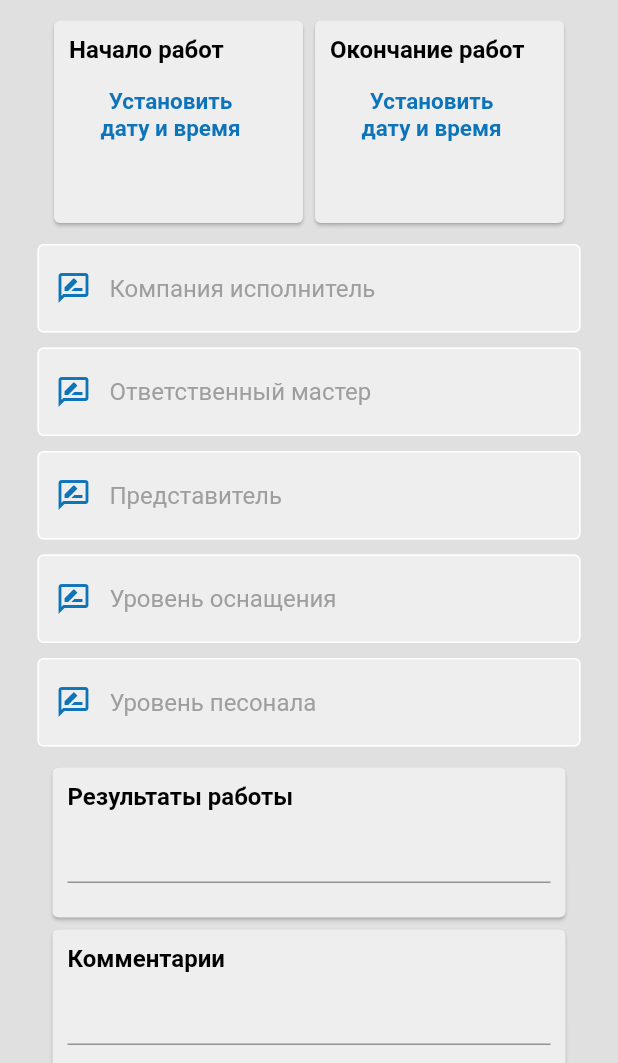
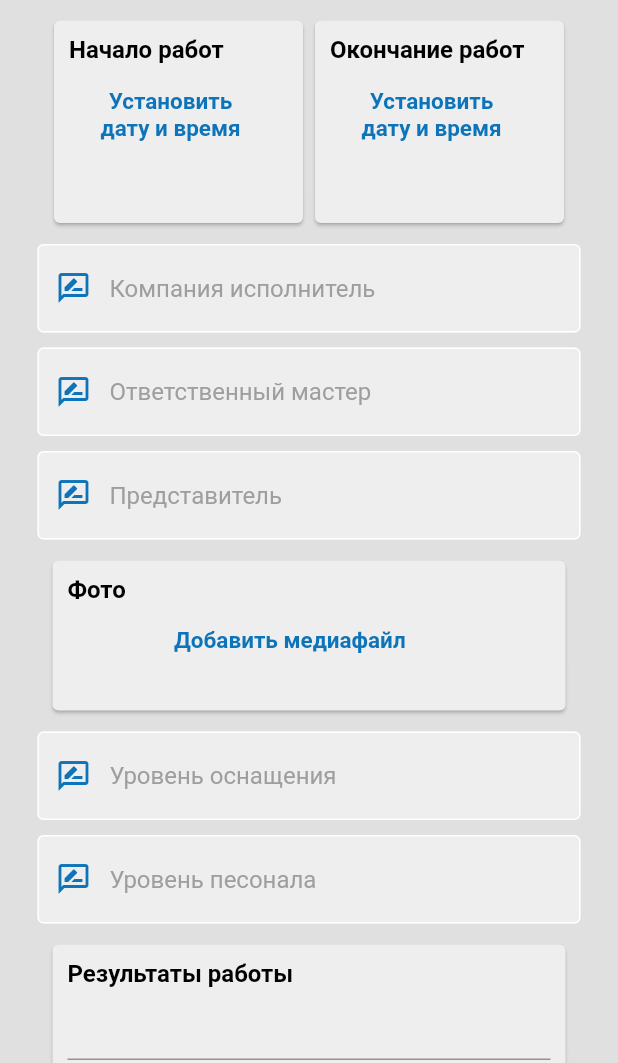
Before and after one commit to m00nlight1/PlannerETP, a Flutter app: the AddTaskScreen screen opened directly, on a phone screen of 412 x 824 dp, the part 173-1236 px from its top. Run offline on Flutter 3.47's test engine with Material 2 defaults, Android fonts, the phone set to English and light mode, and no system bars; our stand-ins replace dio, email_validator, flutter_bloc, flutter_svg, freezed_annotation, get_it and 4 more; network calls fail; project files that could hold a hidden picture were left out.

Commit message:
Adding a media download function

```diff
--- a/lib/app/data/dio_app_api.dart
+++ b/lib/app/data/dio_app_api.dart
@@ -110,6 +110,7 @@ class DioAppApi implements AppApi {
       "content": args["content"],
       "startOfWork": args["startOfWork"],
       "endOfWork": args["endOfWork"],
+      "imageUrl": args["imageUrl"],
       "contractorCompany": args["contractorCompany"],
       "responsibleMaster": args["responsibleMaster"],
       "representative": args["representative"],
@@ -137,6 +138,7 @@ class DioAppApi implements AppApi {
       "content": args["content"],
       "startOfWork": args["startOfWork"],
       "endOfWork": args["endOfWork"],
+      "imageUrl": args["imageUrl"],
       "contractorCompany": args["contractorCompany"],
       "responsibleMaster": args["responsibleMaster"],
       "representative": args["representative"],
--- a/lib/feature/tasks/domain/task/task_entity.dart
+++ b/lib/feature/tasks/domain/task/task_entity.dart
@@ -17,6 +17,7 @@ class TaskEntity with _$TaskEntity {
     required DateTime createdAt,
     DateTime? startOfWork,
     DateTime? endOfWork,
+    String? imageUrl,
     String? contractorCompany,
     String? responsibleMaster,
     String? representative,
--- a/lib/feature/tasks/presentation/add_task_screen.dart
+++ b/lib/feature/tasks/presentation/add_task_screen.dart
@@ -1,5 +1,8 @@
+import 'dart:io';
+
 import 'package:flutter/material.dart';
 import 'package:flutter_bloc/flutter_bloc.dart';
+import 'package:image_picker/image_picker.dart';
 import 'package:intl/intl.dart';
 import 'package:planner_etp/app/presentation/components/AuthTextField.dart';
 import 'package:planner_etp/feature/tasks/domain/state/task_cubit.dart';
@@ -30,6 +33,21 @@ class _AddTaskScreenState extends State<AddTaskScreen> {
   final resultsOfTheWorkController = TextEditingController();
   final commentsController = TextEditingController();
   final GlobalKey<FormState> formKey = GlobalKey();
+
+  File? imageFile;
+
+  void _getImgFromGallery() async {
+    PickedFile? pickedFile = await ImagePicker().getImage(
+      source: ImageSource.gallery,
+      maxWidth: 320,
+      maxHeight: 320,
+    );
+    if (pickedFile != null) {
+      setState(() {
+        imageFile = File(pickedFile.path);
+      });
+    }
+  }
 
   // Select for Date
   Future<DateTime> _selectDate(BuildContext context) async {
@@ -125,6 +143,7 @@ class _AddTaskScreenState extends State<AddTaskScreen> {
                 "content": commentsController.text,
                 "startOfWork": startWorkDateTime.toString(),
                 "endOfWork": endWorkDateTime.toString(),
+                "imageUrl": imageFile.toString(),
                 "contractorCompany": companyController.text,
                 "responsibleMaster": masterController.text,
                 "representative": representativeController.text,
@@ -269,8 +288,7 @@ class _AddTaskScreenState extends State<AddTaskScreen> {
                     prefixIcon: const Icon(Icons.rate_review_outlined,
                         color: Color(0xFF0d74ba)),
                     controller: companyController,
-                    validator: (company) =>
-                    company != null
+                    validator: (company) => company != null
                         ? 'Укажите компанию исполнителя'
                         : null),
                 const SizedBox(height: 10),
@@ -281,8 +299,7 @@ class _AddTaskScreenState extends State<AddTaskScreen> {
                     prefixIcon: const Icon(Icons.rate_review_outlined,
                         color: Color(0xFF0d74ba)),
                     controller: masterController,
-                    validator: (master) =>
-                    master != null
+                    validator: (master) => master != null
                         ? 'Укажите ответственного мастера'
                         : null),
                 const SizedBox(height: 10),
@@ -293,10 +310,76 @@ class _AddTaskScreenState extends State<AddTaskScreen> {
                     prefixIcon: const Icon(Icons.rate_review_outlined,
                         color: Color(0xFF0d74ba)),
                     controller: representativeController,
-                    validator: (representative) =>
-                    representative != null
+                    validator: (representative) => representative != null
                         ? 'Укажите представителя'
                         : null),
+                const SizedBox(height: 10),
+                //images
+                Card(
+                  color: Colors.grey.shade200,
+                  child: imageFile == null
+                      ? SizedBox(
+                          width: 342,
+                          height: 100,
+                          child: Padding(
+                            padding: const EdgeInsets.all(10.0),
+                            child: Column(
+                              crossAxisAlignment: CrossAxisAlignment.start,
+                              children: [
+                                Text('Фото',
+                                    style: theme.textTheme.headlineSmall),
+                                MaterialButton(
+                                  onPressed: () {
+                                    _getImgFromGallery();
+                                  },
+                                  child: Padding(
+                                    padding: const EdgeInsets.symmetric(
+                                        horizontal: 55.0),
+                                    child: Text(
+                                      'Добавить медиафайл',
+                                      style: theme.textTheme.labelMedium,
+                                    ),
+                                  ),
+                                ),
+                              ],
+                            ),
+                          ),
+                        )
+                      : SizedBox(
+                          width: 342,
+                          height: 320,
+                          child: Padding(
+                            padding: const EdgeInsets.all(10.0),
+                            child: Column(
+                              crossAxisAlignment: CrossAxisAlignment.start,
+                              children: [
+                                Text('Фото',
+                                    style: theme.textTheme.headlineSmall),
+                                const SizedBox(height: 10),
+                                Image.file(
+                                  imageFile!,
+                                  fit: BoxFit.cover,
+                                ),
+                                const SizedBox(height: 10),
+                                MaterialButton(
+                                  onPressed: () {
+                                    _getImgFromGallery();
+                                  },
+                                  child: Padding(
+                                    padding: const EdgeInsets.symmetric(
+                                        horizontal: 75.0),
+                                    child: Text(
+                                      'Выбрать другой медиафайл',
+                                      style: theme.textTheme.labelMedium,
+                                      textAlign: TextAlign.center,
+                                    ),
+                                  ),
+                                ),
+                              ],
+                            ),
+                          ),
+                        ),
+                ),
                 const SizedBox(height: 10),
                 //equipment level
                 AuthTextField(
@@ -305,8 +388,7 @@ class _AddTaskScreenState extends State<AddTaskScreen> {
                     prefixIcon: const Icon(Icons.rate_review_outlined,
                         color: Color(0xFF0d74ba)),
                     controller: equipmentLevelController,
-                    validator: (equipmentLevel) =>
-                    equipmentLevel != null
+                    validator: (equipmentLevel) => equipmentLevel != null
                         ? 'Укажите уровень оснащения'
                         : null),
                 const SizedBox(height: 10),
@@ -317,8 +399,7 @@ class _AddTaskScreenState extends State<AddTaskScreen> {
                     prefixIcon: const Icon(Icons.rate_review_outlined,
                         color: Color(0xFF0d74ba)),
                     controller: staffLevelController,
-                    validator: (staffLevel) =>
-                    staffLevel != null
+                    validator: (staffLevel) => staffLevel != null
                         ? 'Укажите уровень персонала'
                         : null),
                 const SizedBox(height: 10),
--- a/pubspec.yaml
+++ b/pubspec.yaml
@@ -53,6 +53,8 @@ dependencies:
   google_nav_bar: ^5.0.6
   flutter_datetime_picker: ^1.5.1
   intl: ^0.18.0
+  image_picker: ^0.8.7+1
+  http: ^0.13.5
 
 
 dev_dependencies:
```
Also changed, not shown: lib/feature/tasks/domain/task/task_entity.freezed.dart, lib/feature/tasks/domain/task/task_entity.g.dart, pubspec.lock, 3 other files. Lines whose indentation alone changed are shown as unchanged.
